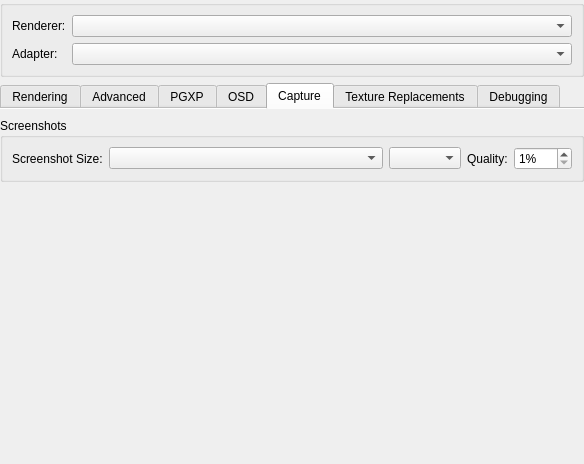
Qt form src/duckstation-qt/graphicssettingswidget.ui (kofxi3584karlayang/duckstation) before a commit.
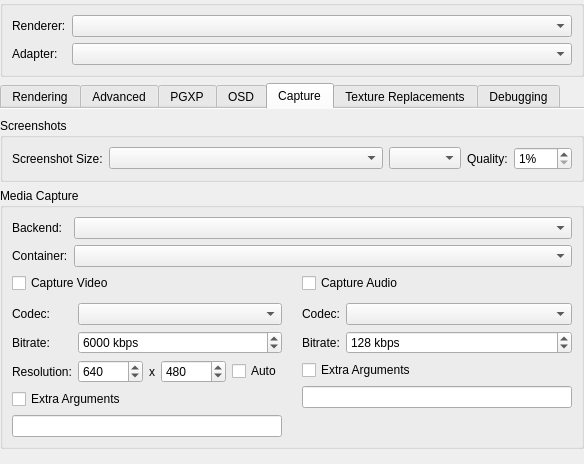
The same form after that commit. The open tabs and pages were chosen to show the change.

Commit message: System: Add video capture feature

```diff
--- a/src/duckstation-qt/graphicssettingswidget.ui
+++ b/src/duckstation-qt/graphicssettingswidget.ui
@@ -817,6 +817,244 @@
          </layout>
         </widget>
        </item>
+       <item>
+        <widget class="QGroupBox" name="captureTabGroupBox">
+         <property name="title">
+          <string>Media Capture</string>
+         </property>
+         <layout class="QFormLayout" name="captureTabGroupBoxLayout">
+          <item row="0" column="0">
+           <widget class="QLabel" name="label_2">
+            <property name="text">
+             <string>Backend:</string>
+            </property>
+           </widget>
+          </item>
+          <item row="0" column="1">
+           <widget class="QComboBox" name="mediaCaptureBackend"/>
+          </item>
+          <item row="1" column="0">
+           <widget class="QLabel" name="captureContainerLabel">
+            <property name="text">
+             <string>Container:</string>
+            </property>
+           </widget>
+          </item>
+          <item row="1" column="1">
+           <widget class="QComboBox" name="captureContainer"/>
+          </item>
+          <item row="2" column="0" colspan="2">
+           <layout class="QGridLayout" name="captureOptionLayout" columnstretch="1,1">
+            <property name="horizontalSpacing">
+             <number>20</number>
+            </property>
+            <property name="verticalSpacing">
+             <number>10</number>
+            </property>
+            <item row="1" column="1">
+             <widget class="QWidget" name="audioCaptureOptions" native="true">
+              <layout class="QFormLayout" name="audioCaptureOptionsLayout">
+               <property name="leftMargin">
+                <number>0</number>
+               </property>
+               <property name="topMargin">
+                <number>0</number>
+               </property>
+               <property name="rightMargin">
+                <number>0</number>
+               </property>
+               <property name="bottomMargin">
+                <number>0</number>
+               </property>
+               <item row="0" column="0">
+                <widget class="QLabel" name="audioCaptureCodecLabel">
+                 <property name="text">
+                  <string>Codec:</string>
+                 </property>
+                </widget>
+               </item>
+               <item row="0" column="1">
+                <widget class="QComboBox" name="audioCaptureCodec"/>
+               </item>
+               <item row="1" column="0">
+                <widget class="QLabel" name="audioCaptureBitrateLabel">
+                 <property name="text">
+                  <string>Bitrate:</string>
+                 </property>
+                </widget>
+               </item>
+               <item row="1" column="1">
+                <widget class="QSpinBox" name="audioCaptureBitrate">
+                 <property name="suffix">
+                  <string> kbps</string>
+                 </property>
+                 <property name="minimum">
+                  <number>16</number>
+                 </property>
+                 <property name="maximum">
+                  <number>2048</number>
+                 </property>
+                 <property name="singleStep">
+                  <number>1</number>
+                 </property>
+                 <property name="value">
+                  <number>128</number>
+                 </property>
+                </widget>
+               </item>
+               <item row="2" column="0" colspan="2">
+                <widget class="QCheckBox" name="enableAudioCaptureArguments">
+                 <property name="text">
+                  <string>Extra Arguments</string>
+                 </property>
+                </widget>
+               </item>
+               <item row="3" column="0" colspan="2">
+                <widget class="QLineEdit" name="audioCaptureArguments"/>
+               </item>
+              </layout>
+             </widget>
+            </item>
+            <item row="0" column="1">
+             <widget class="QCheckBox" name="enableAudioCapture">
+              <property name="text">
+               <string>Capture Audio</string>
+              </property>
+             </widget>
+            </item>
+            <item row="1" column="0">
+             <widget class="QWidget" name="videoCaptureOptions" native="true">
+              <layout class="QFormLayout" name="videoCaptureOptionsLayout">
+               <property name="leftMargin">
+                <number>0</number>
+               </property>
+               <property name="topMargin">
+                <number>0</number>
+               </property>
+               <property name="rightMargin">
+                <number>0</number>
+               </property>
+               <property name="bottomMargin">
+                <number>0</number>
+               </property>
+               <item row="0" column="0">
+                <widget class="QLabel" name="videoCaptureCodecLabel">
+                 <property name="text">
+                  <string>Codec:</string>
+                 </property>
+                </widget>
+               </item>
+               <item row="0" column="1">
+                <widget class="QComboBox" name="videoCaptureCodec"/>
+               </item>
+               <item row="1" column="0">
+                <widget class="QLabel" name="videoCaptureBitrateLabel">
+                 <property name="text">
+                  <string>Bitrate:</string>
+                 </property>
+                </widget>
+               </item>
+               <item row="1" column="1">
+                <widget class="QSpinBox" name="videoCaptureBitrate">
+                 <property name="suffix">
+                  <string extracomment="Unit that will appear next to a number. Alter the space or whatever is needed before the text depending on your language."> kbps</string>
+                 </property>
+                 <property name="minimum">
+                  <number>100</number>
+                 </property>
+                 <property name="maximum">
+                  <number>100000</number>
+                 </property>
+                 <property name="singleStep">
+                  <number>100</number>
+                 </property>
+                 <property name="value">
+                  <number>6000</number>
+                 </property>
+                </widget>
+               </item>
+               <item row="2" column="0">
+                <widget class="QLabel" name="videoCaptureResolutionLabel">
+                 <property name="text">
+                  <string>Resolution:</string>
+                 </property>
+                </widget>
+               </item>
+               <item row="2" column="1">
+                <layout class="QHBoxLayout" name="videoCaptureSizeLayout" stretch="1,0,1,0">
+                 <item>
+                  <widget class="QSpinBox" name="videoCaptureWidth">
+                   <property name="minimum">
+                    <number>320</number>
+                   </property>
+                   <property name="maximum">
+                    <number>32768</number>
+                   </property>
+                   <property name="singleStep">
+                    <number>16</number>
+                   </property>
+                   <property name="value">
+                    <number>640</number>
+                   </property>
+                  </widget>
+                 </item>
+                 <item>
+                  <widget class="QLabel" name="xLabel">
+                   <property name="text">
+                    <string>x</string>
+                   </property>
+                  </widget>
+                 </item>
+                 <item>
+                  <widget class="QSpinBox" name="videoCaptureHeight">
+                   <property name="minimum">
+                    <number>240</number>
+                   </property>
+                   <property name="maximum">
+                    <number>32768</number>
+                   </property>
+                   <property name="singleStep">
+                    <number>16</number>
+                   </property>
+                   <property name="value">
+                    <number>480</number>
+                   </property>
+                  </widget>
+                 </item>
+                 <item>
+                  <widget class="QCheckBox" name="videoCaptureResolutionAuto">
+                   <property name="text">
+                    <string>Auto</string>
+                   </property>
+                  </widget>
+                 </item>
+                </layout>
+               </item>
+               <item row="4" column="0" colspan="2">
+                <widget class="QLineEdit" name="videoCaptureArguments"/>
+               </item>
+               <item row="3" column="0" colspan="2">
+                <widget class="QCheckBox" name="enableVideoCaptureArguments">
+                 <property name="text">
+                  <string>Extra Arguments</string>
+                 </property>
+                </widget>
+               </item>
+              </layout>
+             </widget>
+            </item>
+            <item row="0" column="0">
+             <widget class="QCheckBox" name="enableVideoCapture">
+              <property name="text">
+               <string>Capture Video</string>
+              </property>
+             </widget>
+            </item>
+           </layout>
+          </item>
+         </layout>
+        </widget>
+       </item>
        <item>
         <spacer name="verticalSpacer_7">
          <property name="orientation">
```
The commit also changes 26 other files.
